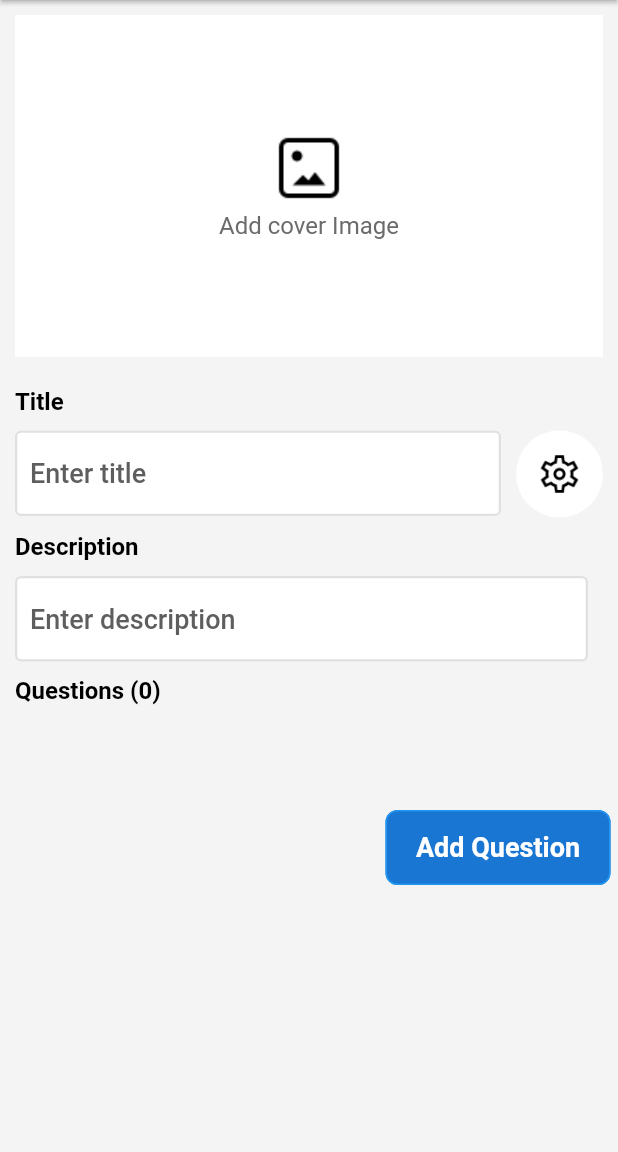
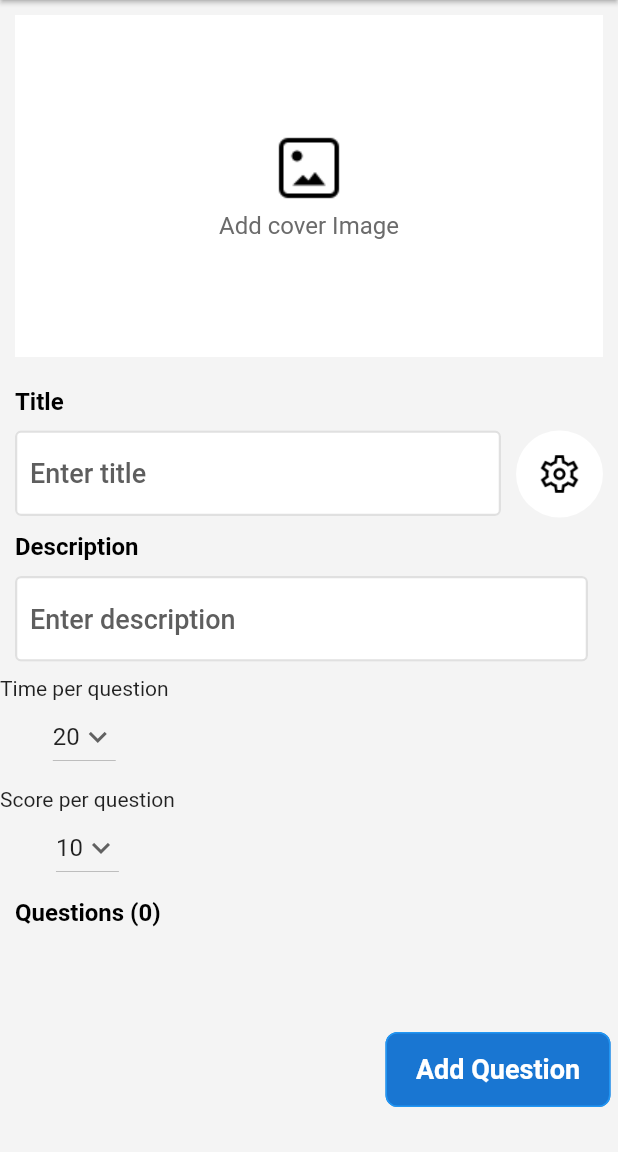
Before and after one commit to LockedAwya/kahoot_application, a Flutter app: the CreateKahoot screen opened directly, on a phone screen of 412 x 824 dp, the part 84-1236 px from its top. Run offline on Flutter 3.47's test engine with Material 2 defaults, Android fonts, the phone set to English and light mode, and no system bars; drawn by our look-alikes of oktoast; our stand-ins replace dio, flutter_switch, get, get_storage, rxdart, shared_preferences and 1 more; missing offline and left inert: flutter_simple_dependency_injection, regexpattern; accounts and stored records are empty.

Commit message:
add timer and score per question

```diff
--- a/client/lib/GamePlay/HostGame/host_game_screen.dart
+++ b/client/lib/GamePlay/HostGame/host_game_screen.dart
@@ -181,7 +181,9 @@ class _HostGameScreen extends State<HostGameScreen> {
                                     quizList[index].id,
                                     quizList[index].name,
                                     quizList[index].description,
-                                    quizList[index].creatorName),
+                                    quizList[index].creatorName,
+                                    quizList[index].timer,
+                                    quizList[index].scorePerQuestion),
                                 // SizedBox(height: 5),
                               ],
                             ),
--- a/client/lib/SecretScreen/quiz/components/quiz_page_2.dart
+++ b/client/lib/SecretScreen/quiz/components/quiz_page_2.dart
@@ -607,7 +607,9 @@ class _QuizPage2State extends State<QuizPage2> with TickerProviderStateMixin {
           builder: (context) => QuizDetails(
               box.read("quiz_details")["id"],
               box.read("quiz_details")["name"], //title quiz
-              box.read("quiz_details")["description"])),
+              box.read("quiz_details")["description"],
+              box.read("quiz_details")["timer"],
+              box.read("quiz_details")["scorePerQuestion"])),
     );
   }
 
--- a/client/lib/SecretScreen/quiz/create_kahoot.dart
+++ b/client/lib/SecretScreen/quiz/create_kahoot.dart
@@ -24,17 +24,44 @@ class _CreateKahootState extends State<CreateKahoot> {
   late TextEditingController quizDescriptionController;
   List<QuestionModel> quizModelList = [];
   int numberOfQuestions = 0;
+
+  late int initialTime;
+  late int initialScore;
+
+  // List of items in our dropdown menu
+  var timePerQuestion_items = [
+    5,
+    10,
+    20,
+    30,
+    40,
+  ];
+
+  var scorePerQuestion_items = [
+    10,
+    20,
+    30,
+    40,
+    50,
+  ];
   @override
   void initState() {
     // TODO: implement initState
     super.initState();
-    if (box.hasData("quiz-name") || box.hasData("quiz-description")) {
-      quizTitleController = TextEditingController(text: box.read("quiz-name"));
-      quizDescriptionController =
-          TextEditingController(text: box.read("quiz-description"));
+    if (box.hasData("quiz_cache")) {
+      quizTitleController =
+          TextEditingController(text: box.read("quiz_cache")["name"]);
+      quizDescriptionController = TextEditingController(
+          text: box.read("quiz_cache")["description"]);
+      initialTime = box.read("quiz_cache")["timer"];
+      initialScore = box.read("quiz_cache")["scorePerQuestion"];
+      // "scorePerQuestion": initialScore,
+      //                       "timer": initialTime
     } else {
       quizTitleController = TextEditingController(text: "");
       quizDescriptionController = TextEditingController(text: "");
+      initialTime = 20;
+      initialScore = 10;
     }
     if (box.hasData("listOfQuestionsCache")) {
       print(box.read("listOfQuestionsCache"));
@@ -151,25 +178,13 @@ class _CreateKahootState extends State<CreateKahoot> {
                   "" /**background */,
                   userId,
                   username,
-                  10 /** */,
-                  20 /**timer */,
+                  initialScore /** */,
+                  initialTime /**timer */,
                   box
                       .read("listOfQuestionsCache")
                       .length /**number of question */,
                   box.read("listOfQuestionsCache") /**question list */,
                   context);
-
-              //             saveQuizFunc(
-              // String name,
-              // String description,
-              // String background,
-              // String creatorId,
-              // String creatorName,
-              // int scorePerQuestion,
-              // int timer,
-              // int numberOfQuestion,
-              // List questionList,
-              // BuildContext context)
             },
           ),
         ],
@@ -250,6 +265,14 @@ class _CreateKahootState extends State<CreateKahoot> {
             const SizedBox(
               height: 10,
             ),
+            timedropdown(),
+            const SizedBox(
+              height: 10,
+            ),
+            scoredropdown(),
+            const SizedBox(
+              height: 10,
+            ),
             Padding(
               padding: EdgeInsets.only(left: 10),
               child: Text(
@@ -319,12 +342,15 @@ class _CreateKahootState extends State<CreateKahoot> {
                         height: 50,
                         text: 'Add Question',
                         onTap: () {
-                          // Navigator.of(context).push(MaterialPageRoute(
-                          //     builder: (context) => const QuizPage2()));
-//                    globalState = "create-quiz";
-                          box.write("quiz-name", quizTitleController.text);
-                          box.write("quiz-description",
-                              quizDescriptionController.text);
+                          box.write("quiz_cache", {
+                            "name": quizTitleController.text,
+                            "description": quizDescriptionController.text,
+                            "scorePerQuestion": initialScore,
+                            "timer": initialTime
+                          });
+                          // box.write("quiz-name", quizTitleController.text);
+                          // box.write("quiz-description",
+                          //     quizDescriptionController.text);
                           Navigator.of(context).push(MaterialPageRoute(
                               builder: (context) => QuizPage(
                                     listValue: quizModelList,
@@ -343,6 +369,78 @@ class _CreateKahootState extends State<CreateKahoot> {
       ),
     );
   }
+
+  Widget timedropdown() => //dropdown
+      Column(
+        mainAxisAlignment: MainAxisAlignment.center,
+        children: [
+          Text("Time per question"),
+          DropdownButton(
+            // Initial Value
+            value: initialTime,
+
+            // Down Arrow Icon
+            icon: const Icon(Icons.keyboard_arrow_down),
+
+            // Array list of items
+            items: timePerQuestion_items.map((int time) {
+              return DropdownMenuItem(
+                value: time,
+                child: Text(time.toString()),
+              );
+            }).toList(),
+            // After selecting the desired option,it will
+            // change button value to selected value
+            onChanged: (int? newValue) {
+              setState(() {
+                initialTime = newValue!;
+                print(initialTime);
+              });
+            },
+            onTap: () {
+              setState(() {
+                print(initialTime);
+              });
+            },
+          ),
+        ],
+      );
+
+  Widget scoredropdown() => //dropdown
+      Column(
+        mainAxisAlignment: MainAxisAlignment.center,
+        children: [
+          Text("Score per question"),
+          DropdownButton(
+            // Initial Value
+            value: initialScore,
+
+            // Down Arrow Icon
+            icon: const Icon(Icons.keyboard_arrow_down),
+
+            // Array list of items
+            items: scorePerQuestion_items.map((int score) {
+              return DropdownMenuItem(
+                value: score,
+                child: Text(score.toString()),
+              );
+            }).toList(),
+            // After selecting the desired option,it will
+            // change button value to selected value
+            onChanged: (int? newValue) {
+              setState(() {
+                initialScore = newValue!;
+                print(initialScore);
+              });
+            },
+            onTap: () {
+              setState(() {
+                print(initialScore);
+              });
+            },
+          ),
+        ],
+      );
 
   Widget textField() => Padding(
         padding: const EdgeInsets.symmetric(horizontal: 10),
--- a/client/lib/SecretScreen/quiz/my_kahoots.dart
+++ b/client/lib/SecretScreen/quiz/my_kahoots.dart
@@ -126,7 +126,10 @@ class _MyKahootScreen extends State<MyKahootScreen> {
                                       quizList[index].id,
                                       quizList[index].name,
                                       quizList[index].description,
-                                      quizList[index].creatorName),
+                                      quizList[index].creatorName,
+                                      quizList[index].timer,
+                                      quizList[index].scorePerQuestion
+                                      ),
                                   // SizedBox(height: 5),
                                 ],
                               ),
--- a/client/lib/model/quiz_model.dart
+++ b/client/lib/model/quiz_model.dart
@@ -5,8 +5,8 @@ class Quiz {
   String background = "";
   String creatorId = "";
   String creatorName = "";
-  int scorePerQuestion = 10;
-  int timer = 10;
+  int scorePerQuestion;
+  int timer;
   int numberOfQuestion = 0;
   List questionList = [];
 
```
Also changed, not shown: client/lib/GamePlay/WaitingRoom/game_pin.dart (+27 -23 lines), client/lib/GamePlay/player_screen/player_screen.dart (+23 -15 lines), client/lib/GamePlay/score_board.dart (+20 -4 lines), client/lib/SecretScreen/quiz/components/quiz_component.dart (+5 -3 lines), client/lib/SecretScreen/quiz/quiz_details.dart (+119 -35 lines), 1 other file.
